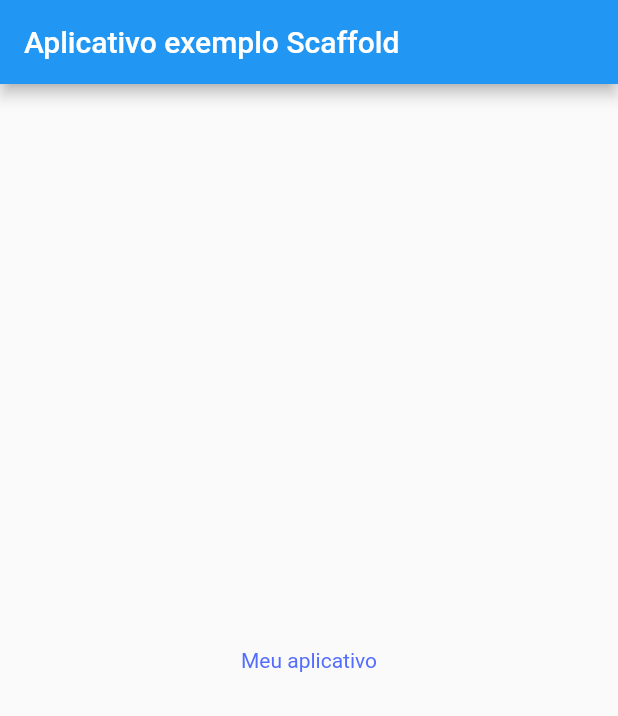
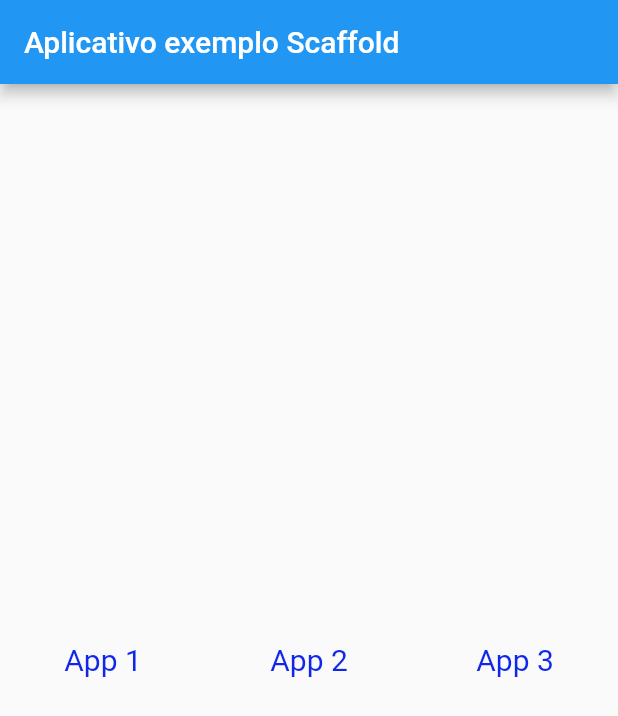
Before and after one commit to lucasantoniodev/Aprendendo_flutter_com_daves, a Flutter app: the screen it shows after launch, on a phone screen of 412 x 824 dp. Shown: the top 716 px of the screen. Run offline on Flutter 3.47's test engine with Material 2 defaults, Android fonts, the phone set to English and light mode, and no system bars.

Commit message:
Usando o Row

```diff
--- a/lib/main.dart
+++ b/lib/main.dart
@@ -19,11 +19,38 @@ class _MyAppState extends State<MyApp> {
         appBar: AppBar(
           title: const Text('Aplicativo exemplo Scaffold'),
         ),
-        body: const Center(
-          child: Text(
-            'Meu aplicativo',
-            style: TextStyle(color: Colors.indigoAccent),
-          ),
+        // Items na mesma linha Horizontal (conteudo, conteudo)
+        body: Row(
+          mainAxisAlignment: MainAxisAlignment.spaceAround,
+          children: const [
+            Center(
+              child: Text(
+                'App 1',
+                style: TextStyle(
+                  color: Color.fromARGB(255, 16, 38, 234),
+                  fontSize: 20,
+                ),
+              ),
+            ),
+            Center(
+              child: Text(
+                'App 2',
+                style: TextStyle(
+                  color: Color.fromARGB(255, 16, 38, 234),
+                  fontSize: 20,
+                ),
+              ),
+            ),
+            Center(
+              child: Text(
+                'App 3',
+                style: TextStyle(
+                  color: Color.fromARGB(255, 16, 38, 234),
+                  fontSize: 20,
+                ),
+              ),
+            ),
+          ],
         ),
       ),
     );
```
